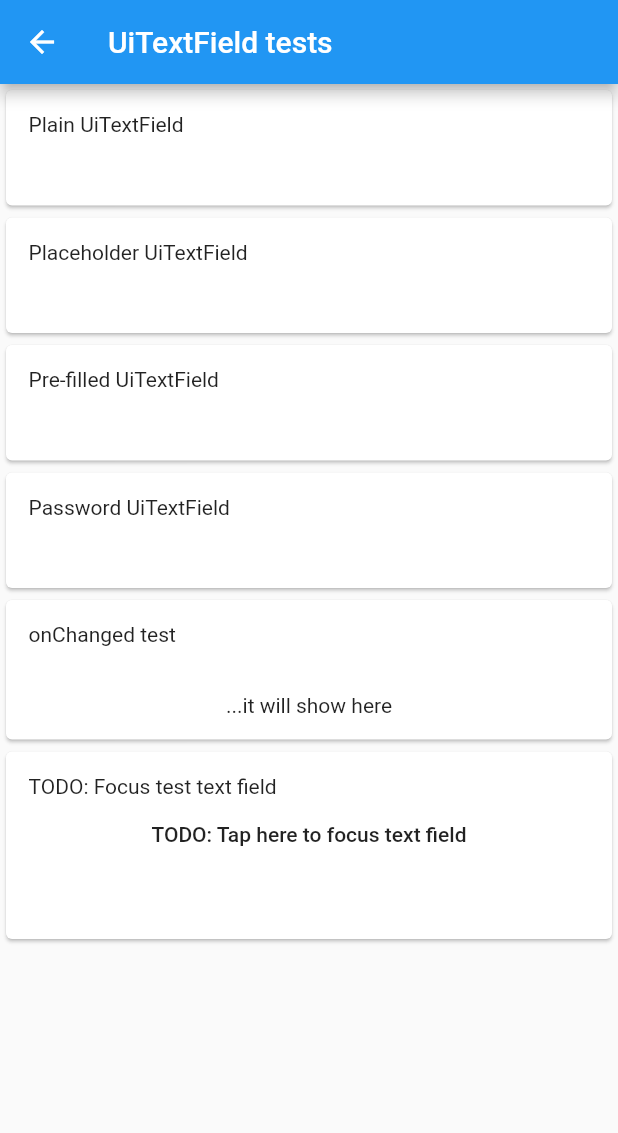
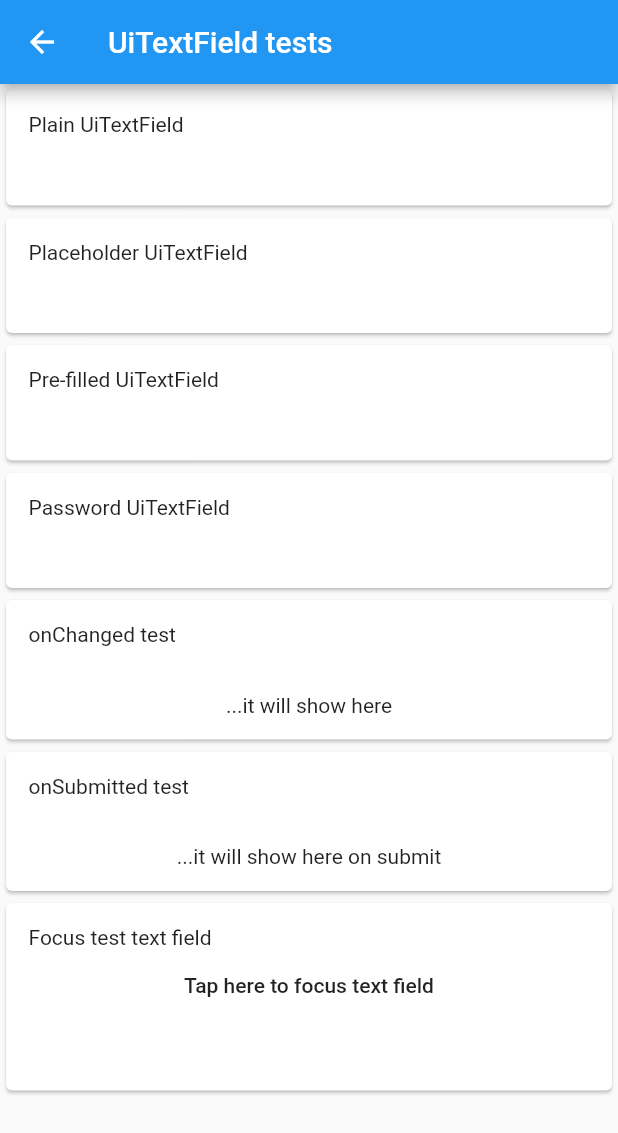
Before and after one commit to tomgilder/flutter_platform_inputs, a Flutter app: the UiTextFieldTestPage screen opened directly, on a phone screen of 412 x 824 dp. Shown: the top 1133 px of the screen. Run offline on Flutter 3.47's test engine with Material 2 defaults, Android fonts, the phone set to English and light mode, and no system bars.

Commit message:
Add focus support

```diff
--- a/example/lib/ui_text_field_test_page.dart
+++ b/example/lib/ui_text_field_test_page.dart
@@ -10,6 +10,7 @@ class _UiTextFieldTestPageState extends State<UiTextFieldTestPage> {
   final FocusNode _focusNode = FocusNode();
 
   String _onChangedText = "...it will show here";
+  String _onSubmittedText = "...it will show here on submit";
 
   @override
   Widget build(BuildContext context) {
@@ -56,11 +57,26 @@ class _UiTextFieldTestPageState extends State<UiTextFieldTestPage> {
           ),
 
           Item(
-              title: "TODO: Focus test text field",
+            title: "onSubmitted test",
+            child: Column(children: [
+              UiTextField(
+                placeholder: "Type something here and return...",
+                onSubmitted: (value) {
+                  setState(() {
+                    _onSubmittedText = value;
+                  });
+                },
+              ),
+              Text(_onSubmittedText)
+            ]),
+          ),
+
+          Item(
+              title: "Focus test text field",
               child: Column(
                 children: [
                   FlatButton(
-                    child: Text("TODO: Tap here to focus text field"),
+                    child: Text("Tap here to focus text field"),
                     onPressed: () => FocusScope.of(context).requestFocus(_focusNode),
                   ),
                   UiTextField(
--- a/lib/ui_text_field.dart
+++ b/lib/ui_text_field.dart
@@ -110,6 +110,18 @@ class _UiTextFieldState extends State<UiTextField> {
   FocusNode _focusNode;
   FocusNode get _effectiveFocusNode => widget.focusNode ?? (_focusNode ??= FocusNode());
 
+  @override void initState() {
+    super.initState();
+
+    if (widget.focusNode != null) {
+      widget.focusNode.addListener(() {
+        if (widget.focusNode.hasFocus) {
+          _channel.invokeMethod("focus");
+        }
+      });
+    }
+  }
+
   @override
   Widget build(BuildContext context) {
     return ConstrainedBox(
```
Also changed, not shown: 2 other files.
